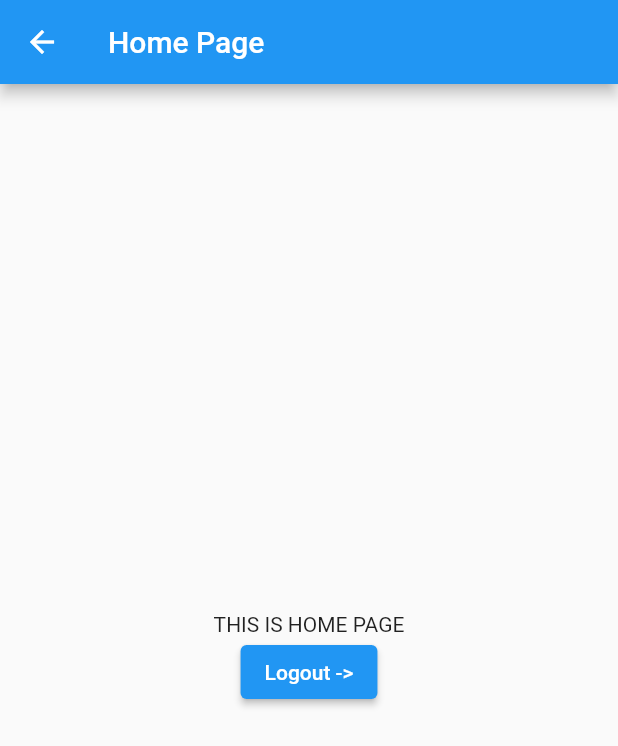
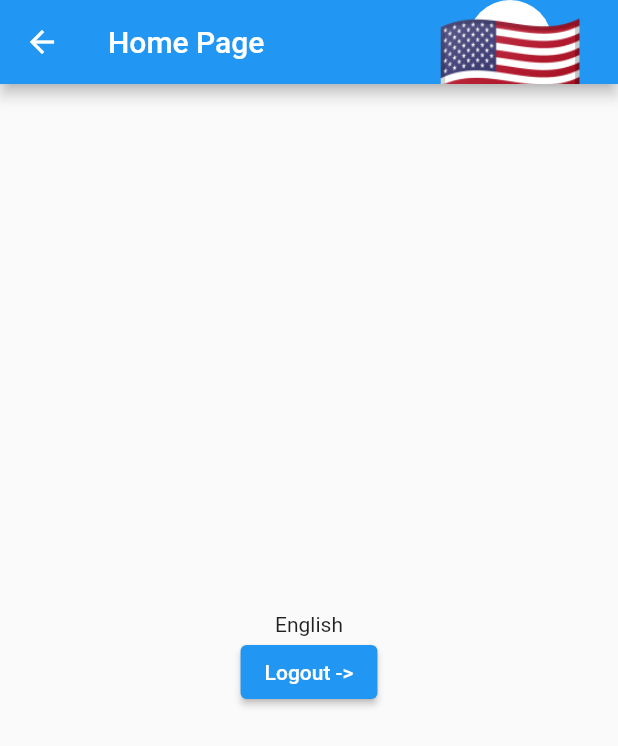
Before and after one commit to abhishequmar/ekyam, a Flutter app: the screen it shows after launch, after a tap on "Login with Google", on a phone screen of 412 x 824 dp. Shown: the top 746 px of the screen. Run offline on Flutter 3.47's test engine with Material 2 defaults, Android fonts, the phone set to English and light mode, and no system bars; our stand-ins replace cloud_firestore, firebase_auth, firebase_core, fluttertoast, google_fonts, google_sign_in; accounts and stored records are empty; generated files the repository leaves out were written again; network calls fail.

Commit message:
Language support

```diff
--- /dev/null
+++ b/l10n.yaml
@@ -0,0 +1,3 @@
+arb-dir: lib/l10n
+template-arb-file: app_en.arb
+output-localication-file: app_localication.dart
--- /dev/null
+++ b/lib/l10n/app_en.arb
@@ -0,0 +1,3 @@
+{
+    "language": "English"
+}
--- /dev/null
+++ b/lib/l10n/app_hi.arb
@@ -0,0 +1,3 @@
+{
+    "language": "हिंदी"
+}
--- /dev/null
+++ b/lib/l10n/l10n.dart
@@ -0,0 +1,24 @@
+import 'package:flutter/material.dart';
+
+class L10n{
+  static final all =[
+    const Locale('en'),
+    const Locale('hi'),
+  ];
+
+  static String getFlag(String code) {
+    switch (code) {
+      case 'ar':
+        return '🇦🇪';
+      case 'hi':
+        return '🇮🇳';
+      case 'es':
+        return '🇪🇸';
+      case 'de':
+        return '🇩🇪';
+      case 'en':
+      default:
+        return '🇺🇸';
+    }
+  }
+}
--- a/lib/main.dart
+++ b/lib/main.dart
@@ -1,11 +1,17 @@
 import 'dart:async';
 
+import 'package:ekyam/provider/locale_provider.dart';
 import 'package:ekyam/screens/HomePage.dart';
 import 'package:ekyam/screens/directLoginPage.dart';
 import 'package:firebase_auth/firebase_auth.dart';
 import 'package:firebase_core/firebase_core.dart';
 import 'package:flutter/material.dart';
+import 'package:flutter_localizations/flutter_localizations.dart';
 import 'package:fluttertoast/fluttertoast.dart';
+import 'package:flutter_gen/gen_l10n/app_localizations.dart';
+import 'package:provider/provider.dart';
+
+import 'l10n/l10n.dart';
 
 void main() async {
   WidgetsFlutterBinding.ensureInitialized();
@@ -26,7 +32,22 @@ class MyApp extends StatelessWidget {
   // This widget is the root of your application.
   @override
   Widget build(BuildContext context) {
+    return ChangeNotifierProvider(
+        create: (context) => LocaleProvider(),
+      builder: (context,child)
+    {
+      final provider = Provider.of<LocaleProvider>(context);
       return MaterialApp(
+
+        supportedLocales: L10n.all,
+        locale: provider.locale,
+        localizationsDelegates: [
+          AppLocalizations.delegate,
+          GlobalMaterialLocalizations.delegate,
+          GlobalCupertinoLocalizations.delegate,
+          GlobalWidgetsLocalizations.delegate,
+
+        ],
         title: 'Flutter Demo',
         theme: ThemeData(
           // This is the theme of your application.
@@ -41,6 +62,9 @@ class MyApp extends StatelessWidget {
           primarySwatch: Colors.blue,
         ),
         home: const MyHomePage(title: 'Flutter Demo Home Page'),
+      );
+
+    },
     );
   }
 }
--- /dev/null
+++ b/lib/provider/locale_provider.dart
@@ -0,0 +1,19 @@
+import 'package:flutter/material.dart';
+import 'package:ekyam/l10n/l10n.dart';
+
+class LocaleProvider extends ChangeNotifier{
+   Locale? _locale;
+
+  Locale? get locale => _locale;
+
+  void setLocale(Locale locale){
+    if(!L10n.all.contains(locale)) return;
+    _locale =locale;
+    notifyListeners();
+  }
+
+  void clearLocale(){
+    _locale= null ;
+    notifyListeners();
+  }
+}
--- a/lib/screens/HomePage.dart
+++ b/lib/screens/HomePage.dart
@@ -3,6 +3,9 @@ import 'package:firebase_auth/firebase_auth.dart';
 import 'package:flutter/material.dart';
 import 'package:ekyam/screens/directLoginPage.dart';
 import 'package:google_sign_in/google_sign_in.dart';
+import 'package:flutter_gen/gen_l10n/app_localizations.dart';
+
+import '../widget/language_picker_widget.dart';
 
 GoogleSignIn _googleSignIn = GoogleSignIn(
   scopes: [
@@ -23,6 +26,9 @@ class _HomePageState extends State<HomePage> {
   Widget build(BuildContext context) {
     return Scaffold(
       appBar: AppBar(
+        actions: [
+          LanguageWidget()
+        ],
         title: Title(
           color: Colors.blue,
           child: const Text("Home Page"),
@@ -32,7 +38,7 @@ class _HomePageState extends State<HomePage> {
         child: Column(
           mainAxisAlignment: MainAxisAlignment.center,
           children: [
-            const Text("THIS IS HOME PAGE"),
+             Text(AppLocalizations.of(context)!.language),
             ElevatedButton(
               onPressed: () {
                 logout(context);
--- /dev/null
+++ b/lib/widget/language_picker_widget.dart
@@ -0,0 +1,61 @@
+import 'package:flutter/material.dart';
+import 'package:provider/provider.dart';
+
+import '../l10n/l10n.dart';
+import '../provider/locale_provider.dart';
+
+class LanguageWidget extends StatelessWidget {
+  @override
+  Widget build(BuildContext context) {
+    final locale = Localizations.localeOf(context);
+    final flag = L10n.getFlag(locale.languageCode);
+
+    return Center(
+      child: CircleAvatar(
+        backgroundColor: Colors.white,
+        radius: 72,
+        child: Text(
+          flag,
+          style: TextStyle(fontSize: 80),
+        ),
+      ),
+    );
+  }
+}
+
+class LanguagePickerWidget extends StatelessWidget {
+  @override
+  Widget build(BuildContext context) {
+    final provider = Provider.of<LocaleProvider>(context);
+    final locale = provider.locale ?? Locale('en');
+
+    return DropdownButtonHideUnderline(
+      child: DropdownButton(
+        value: locale,
+        icon: Container(width: 8, height: 8,),
+        items: L10n.all.map(
+              (locale) {
+            final flag = L10n.getFlag(locale.languageCode);
+
+            return DropdownMenuItem(
+              child: Center(
+                child: Text(
+                  flag,
+                  style: TextStyle(fontSize: 32),
+                ),
+              ),
+              value: locale,
+              onTap: () {
+                final provider =
+                Provider.of<LocaleProvider>(context, listen: false);
+
+                provider.setLocale(locale);
+              },
+            );
+          },
+        ).toList(),
+        onChanged: (_) {},
+      ),
+    );
+  }
+}
--- a/pubspec.yaml
+++ b/pubspec.yaml
@@ -42,6 +42,11 @@ dependencies:
   google_fonts: ^3.0.1
   fluttertoast: ^8.1.2
   google_sign_in: ^5.4.2
+  intl: ^0.17.0
+  flutter_localizations:
+    sdk: flutter
+  provider: ^6.0.5
+
 
 dev_dependencies:
   flutter_test:
@@ -64,6 +69,7 @@ flutter:
   # included with your application, so that you can use the icons in
   # the material Icons class.
   uses-material-design: true
+  generate: true
 
   # To add assets to your application, add an assets section, like this:
   # assets:
```
Also changed, not shown: pubspec.lock. Lines whose indentation alone changed are shown as unchanged.
